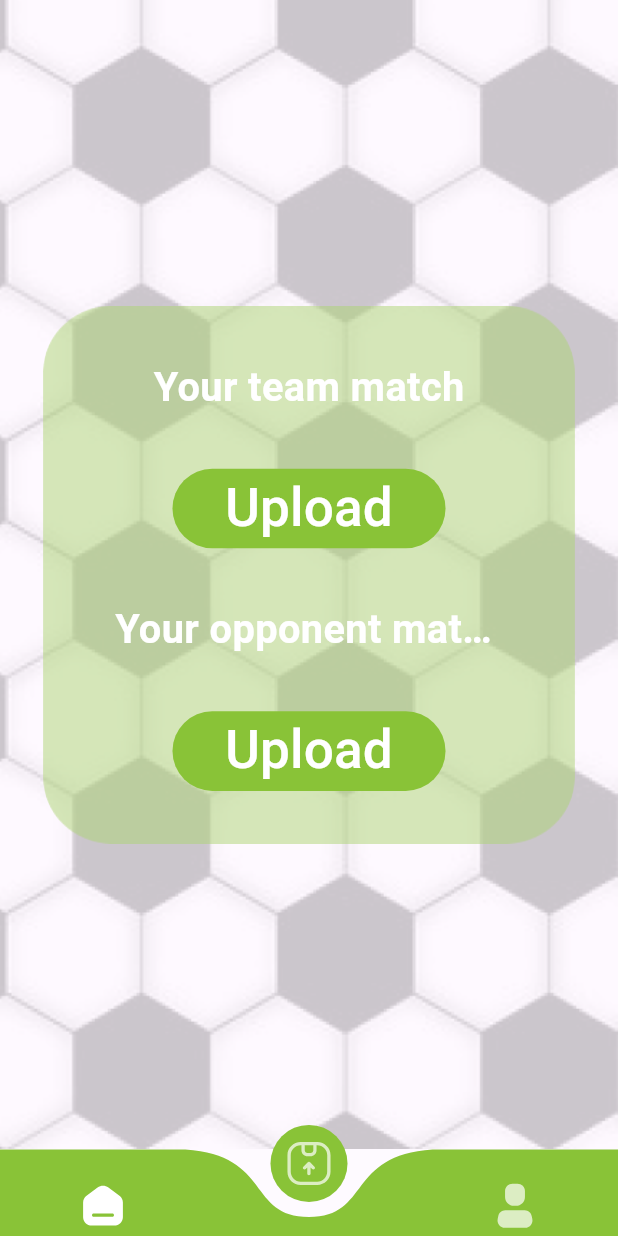
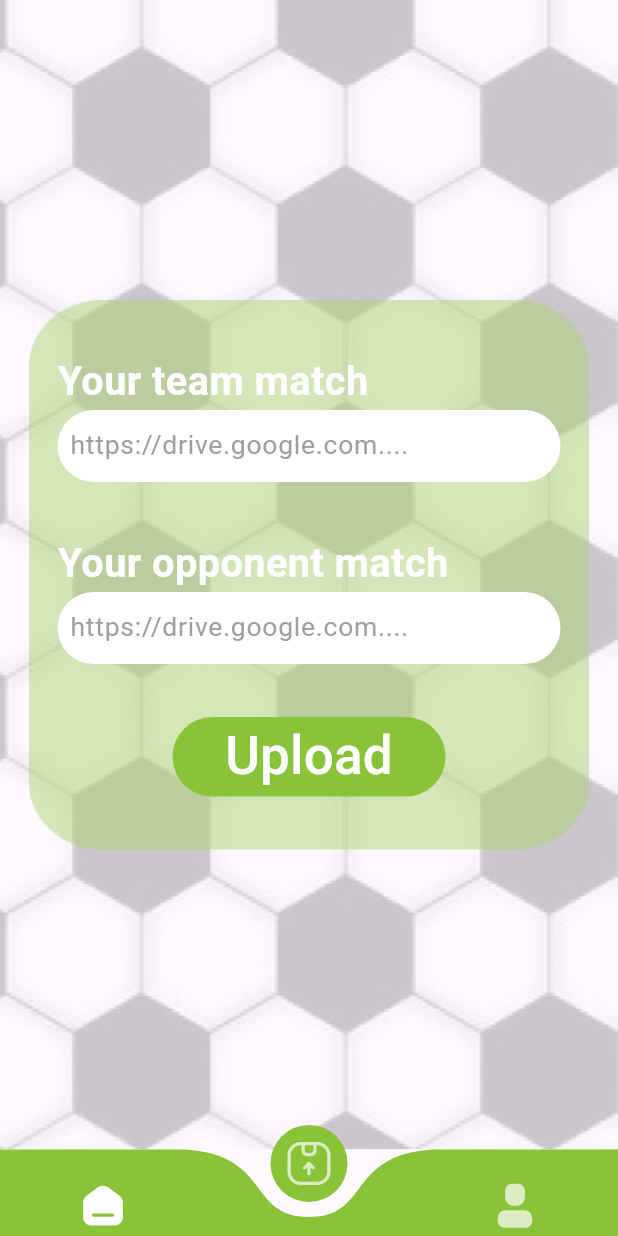
Before and after one commit to Mohamed-Essam-Mohamed/TACTIC-APP, a Flutter app: the ButtonNavigationBarScreen screen opened by its route, on a phone screen of 412 x 824 dp. Run offline on Flutter 3.47's test engine with Material 3 defaults, Android fonts, the phone set to English and light mode, and no system bars; drawn by our look-alikes of curved_navigation_bar; our stand-ins replace bloc, cloud_firestore, connectivity_plus, dartz, firebase_auth, firebase_core and 7 more; accounts and stored records are empty; Roboto replaces fonts that are missing (Abel, Acme).

Commit message:
upload video done

```diff
--- a/lib/src/feature/app_init/button_navigation_bar_screen.dart
+++ b/lib/src/feature/app_init/button_navigation_bar_screen.dart
@@ -20,11 +20,7 @@ class ButtonNavigationBarScreen extends StatefulWidget {
 }
 
 class _ButtonNavigationBarScreenState extends State<ButtonNavigationBarScreen> {
-  List<Widget> screensRoutes = const [
-    HomeScreen(),
-    UploadScreen(),
-    ProfileScreen()
-  ];
+  List<Widget> screensRoutes = [HomeScreen(), UploadScreen(), ProfileScreen()];
   int currentIndex = 1;
   @override
   Widget build(BuildContext context) {
--- a/lib/src/feature/upload/view/upload_screen.dart
+++ b/lib/src/feature/upload/view/upload_screen.dart
@@ -1,21 +1,43 @@
 import 'package:flutter/material.dart';
+import 'package:flutter_bloc/flutter_bloc.dart';
 import 'package:flutter_screenutil/flutter_screenutil.dart';
 import 'package:gap/gap.dart';
+import 'package:tactic_zone/src/feature/upload/view_model/upload_view_model_cubit.dart';
+import 'package:tactic_zone/src/utils/app_dialog.dart';
 import 'package:tactic_zone/src/utils/app_text_style.dart';
 import 'package:tactic_zone/src/widget/button_app_widget.dart';
+import 'package:tactic_zone/src/widget/text_form_filed_widget.dart';
 
 class UploadScreen extends StatelessWidget {
-  const UploadScreen({super.key});
+  UploadScreen({super.key});
+  UploadViewModelCubit viewModel = UploadViewModelCubit();
 
   @override
   Widget build(BuildContext context) {
-    return Column(
+    return BlocListener<UploadViewModelCubit, UploadViewModelState>(
+      bloc: viewModel,
+      listener: (context, state) {
+        if (state is UploadViewModelLoding) {
+          AppDialog.showLoading(context, "Upload Loading...");
+        }
+
+        if (state is UploadViewModelError) {
+          Navigator.of(context).pop();
+          AppDialog.showMessageError(context: context, message: state.error);
+        }
+        if (state is UploadViewModelSuccess) {
+          Navigator.of(context).pop();
+          AppDialog.showMessage(
+              context: context, message: "Videos are being processed");
+        }
+      },
+      child: Column(
         mainAxisAlignment: MainAxisAlignment.center,
         crossAxisAlignment: CrossAxisAlignment.stretch,
         children: [
           Container(
-          margin: EdgeInsets.symmetric(horizontal: 30.w),
-          padding: EdgeInsets.symmetric(horizontal: 50.w),
+            margin: EdgeInsets.symmetric(horizontal: 20.w),
+            padding: EdgeInsets.symmetric(horizontal: 20.w),
             decoration: BoxDecoration(
               borderRadius: BorderRadius.circular(50.r),
               image: const DecorationImage(
@@ -24,6 +46,7 @@ class UploadScreen extends StatelessWidget {
               ),
             ),
             child: Column(
+              crossAxisAlignment: CrossAxisAlignment.start,
               children: [
                 Gap(40.h),
                 Text(
@@ -31,11 +54,18 @@ class UploadScreen extends StatelessWidget {
                   style: AppTextStyle.textStyle30,
                   overflow: TextOverflow.ellipsis,
                 ),
-              Gap(40.h),
-              ButtonAppWidget(
-                onPressed: () {},
-                text: "Upload",
-                minWidth: 190,
+                TextFormFiledWidget(
+                  fontSizeStyle: 17.sp,
+                  controller: viewModel.firstVideoController,
+                  hintText: 'https://drive.google.com....',
+                  colorHintText: Colors.grey,
+                  validator: (value) {
+                    if (value == null || value.trim().isEmpty) {
+                      return "Please enter your team match";
+                    }
+                    return null;
+                  },
+                  contentPadding: EdgeInsets.all(5.h),
                 ),
                 Gap(40.h),
                 Text(
@@ -43,17 +73,37 @@ class UploadScreen extends StatelessWidget {
                   style: AppTextStyle.textStyle30,
                   overflow: TextOverflow.ellipsis,
                 ),
+                TextFormFiledWidget(
+                  fontSizeStyle: 17.sp,
+                  hintText: 'https://drive.google.com....',
+                  colorHintText: Colors.grey,
+                  controller: viewModel.secondVideoVideoController,
+                  validator: (value) {
+                    if (value == null || value.trim().isEmpty) {
+                      return "Please enter your opponent match";
+                    }
+                    return null;
+                  },
+                  contentPadding: EdgeInsets.all(5.h),
+                ),
                 Gap(40.h),
-              ButtonAppWidget(
-                onPressed: () {},
+                Align(
+                  alignment: Alignment.center,
+                  child: ButtonAppWidget(
+                    onPressed: () async {
+                      //! TODO: upload
+                      await viewModel.uploadVideo();
+                    },
                     text: "Upload",
                     minWidth: 190,
+                  ),
                 ),
                 Gap(40.h),
               ],
             ),
           ),
         ],
+      ),
     );
   }
 }
--- /dev/null
+++ b/lib/src/feature/upload/view_model/upload_view_model_cubit.dart
@@ -0,0 +1,26 @@
+import 'package:bloc/bloc.dart';
+import 'package:flutter/material.dart';
+import 'package:meta/meta.dart';
+import 'package:tactic_zone/src/data/api/api_manage.dart';
+
+part 'upload_view_model_state.dart';
+
+class UploadViewModelCubit extends Cubit<UploadViewModelState> {
+  UploadViewModelCubit() : super(UploadViewModelInitial());
+  var firstVideoController = TextEditingController();
+  var secondVideoVideoController = TextEditingController();
+
+  Future<void> uploadVideo() async {
+    emit(UploadViewModelLoding());
+    var either = await ApiManage.uploadLinkVideo(
+        firstVideo: firstVideoController.text,
+        secondVideo: secondVideoVideoController.text);
+    either.fold((l) {
+      emit(UploadViewModelError(error: l.errorMessage ?? "Error"));
+    }, (r) {
+      firstVideoController.clear();
+      secondVideoVideoController.clear();
+      emit(UploadViewModelSuccess());
+    });
+  }
+}
--- /dev/null
+++ b/lib/src/feature/upload/view_model/upload_view_model_state.dart
@@ -0,0 +1,18 @@
+// ignore_for_file: public_member_api_docs, sort_constructors_first
+part of 'upload_view_model_cubit.dart';
+
+@immutable
+abstract class UploadViewModelState {}
+
+class UploadViewModelInitial extends UploadViewModelState {}
+
+class UploadViewModelLoding extends UploadViewModelState {}
+
+class UploadViewModelSuccess extends UploadViewModelState {}
+
+class UploadViewModelError extends UploadViewModelState {
+  String error;
+  UploadViewModelError({
+    required this.error,
+  });
+}
--- a/lib/src/utils/app_dialog.dart
+++ b/lib/src/utils/app_dialog.dart
@@ -109,7 +109,6 @@ class AppDialog {
             TextButton(
               onPressed: () {
                 Navigator.of(context).pop();
-                Navigator.of(context).pop();
               },
               child: Text(
                 "OK",
--- a/lib/src/widget/text_form_filed_widget.dart
+++ b/lib/src/widget/text_form_filed_widget.dart
@@ -14,6 +14,8 @@ class TextFormFiledWidget extends StatefulWidget {
   final TextEditingController? controller;
   final EdgeInsetsGeometry? contentPadding;
   final keyboardtype;
+  final Color? colorHintText;
+  final double? fontSizeStyle;
 
   TextFormFiledWidget({
     this.isObscureText = false,
@@ -23,6 +25,8 @@ class TextFormFiledWidget extends StatefulWidget {
     this.keyboardtype = TextInputType.name,
     this.contentPadding,
     required this.controller,
+    this.fontSizeStyle,
+    this.colorHintText,
   });
 
   @override
@@ -37,9 +41,7 @@ class _TextFormFiledWidgetState extends State<TextFormFiledWidget> {
       validator: widget.validator,
       keyboardType: widget.keyboardtype,
       controller: widget.controller,
-      style: TextStyle(
-        fontSize: 20.sp,
-      ),
+      style: AppTextStyle.textStyle20.copyWith(fontSize: widget.fontSizeStyle),
       decoration: InputDecoration(
         fillColor: AppColor.withColor,
         filled: true,
@@ -47,7 +49,8 @@ class _TextFormFiledWidgetState extends State<TextFormFiledWidget> {
             ? EdgeInsets.symmetric(horizontal: 16.w, vertical: 18.h)
             : widget.contentPadding,
         hintText: widget.hintText,
-        hintStyle: AppTextStyle.textStyle20,
+        hintStyle:
+            AppTextStyle.textStyle20.copyWith(color: widget.colorHintText),
         errorStyle: AppTextStyle.textStyle20.copyWith(
           color: AppColor.redColor,
           fontSize: 14,
```
Also changed, not shown: lib/main.dart (+0 -13 lines), lib/src/data/api/api_manage.dart (+49 -2 lines), lib/src/data/models/request/video_request.dart (added, +17 -0 lines), lib/src/data/models/response/video_response.dart (added, +18 -0 lines). Lines whose indentation alone changed are shown as unchanged.
